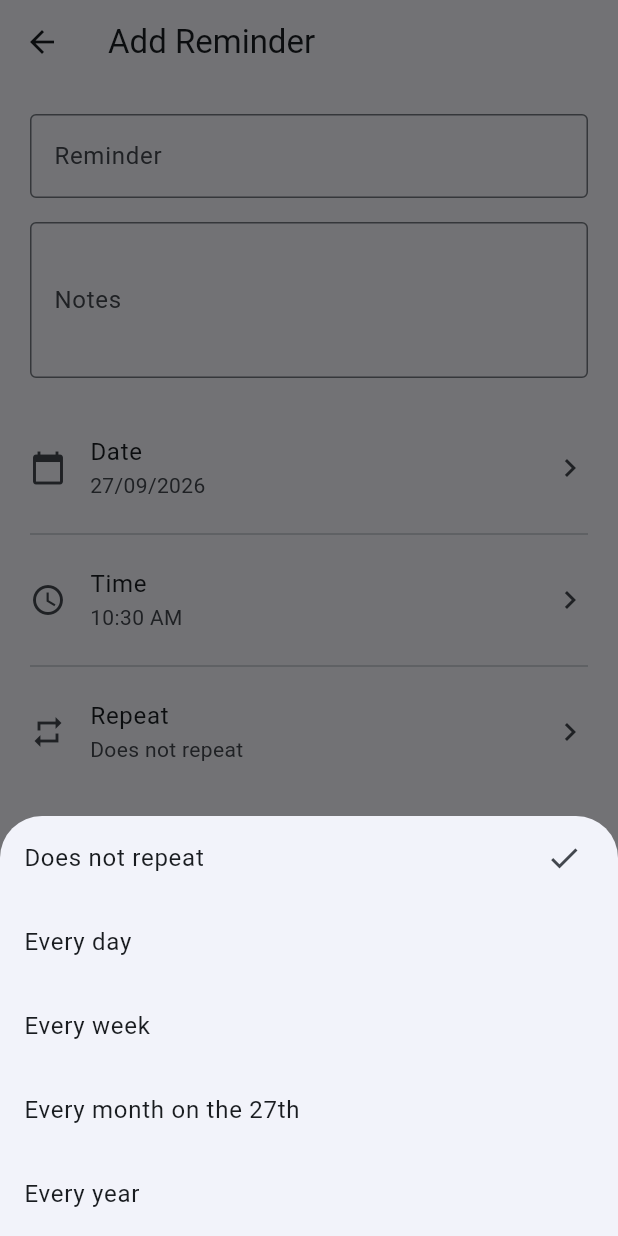
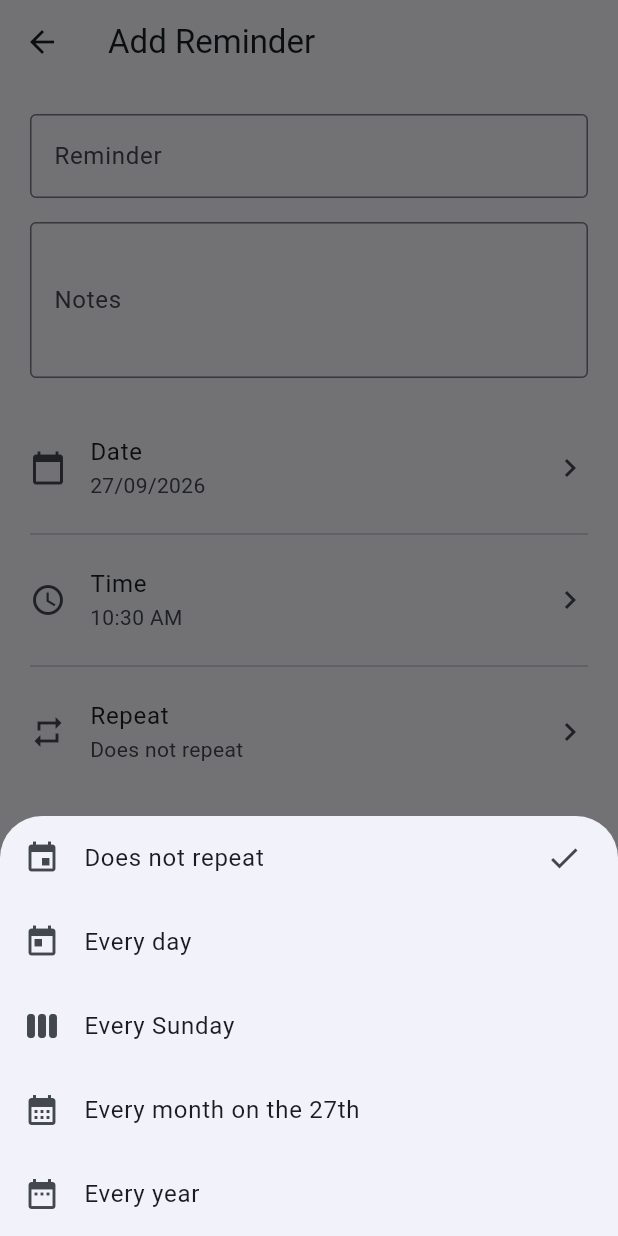
Before and after one commit to ramyadevigu/app_smarana, a Flutter app: the AddReminderScreen screen opened directly, after a tap on "Repeat", on a phone screen of 412 x 824 dp. Run offline on Flutter 3.47's test engine with Material 3 defaults, Android fonts, the phone set to English and light mode, and no system bars; our stand-ins replace shared_preferences; accounts and stored records are empty.

Commit message:
add day of week for weekly reminders

```diff
--- a/lib/features/reminders/screens/add_reminder_screen.dart
+++ b/lib/features/reminders/screens/add_reminder_screen.dart
@@ -23,6 +23,8 @@ class _AddReminderScreenState extends State<AddReminderScreen> {
 
   RecurrenceType _recurrence = RecurrenceType.none;
 
+  int? _selectedDayOfWeek;
+
   bool _isSaving = false;
 
   @override
@@ -46,6 +48,12 @@ class _AddReminderScreenState extends State<AddReminderScreen> {
 
     setState(() {
       _selectedDate = date;
+
+      // If weekly recurrence is already selected,
+      // update the weekday to match the selected date.
+      if (_recurrence == RecurrenceType.weekly) {
+        _selectedDayOfWeek = date.weekday;
+      }
     });
   }
 
@@ -64,6 +72,79 @@ class _AddReminderScreenState extends State<AddReminderScreen> {
     });
   }
 
+  Future<void> _selectRecurrence() async {
+    final selected = await showModalBottomSheet<RecurrenceType>(
+      context: context,
+      builder: (context) {
+        return SafeArea(
+          child: Column(
+            mainAxisSize: MainAxisSize.min,
+            children: RecurrenceType.values.map((type) {
+              return ListTile(
+                leading: Icon(_recurrenceIcon(type)),
+                title: Text(_recurrenceLabel(type)),
+                trailing: type == _recurrence
+                    ? const Icon(Icons.check)
+                    : null,
+                onTap: () {
+                  Navigator.pop(context, type);
+                },
+              );
+            }).toList(),
+          ),
+        );
+      },
+    );
+
+    if (selected == null) {
+      return;
+    }
+
+    setState(() {
+      _recurrence = selected;
+
+      if (selected == RecurrenceType.weekly) {
+        _selectedDayOfWeek = _selectedDayOfWeek ?? _selectedDate.weekday;
+      }
+    });
+
+    if (selected == RecurrenceType.weekly) {
+      await _selectWeekday();
+    }
+  }
+
+  Future<void> _selectWeekday() async {
+    final selected = await showModalBottomSheet<int>(
+      context: context,
+      builder: (context) {
+        return SafeArea(
+          child: Column(
+            mainAxisSize: MainAxisSize.min,
+            children: List.generate(7, (index) {
+              final day = index + 1;
+
+              return ListTile(
+                title: Text(_weekdayName(day)),
+                trailing: day == _selectedDayOfWeek
+                    ? const Icon(Icons.check)
+                    : null,
+                onTap: () {
+                  Navigator.pop(context, day);
+                },
+              );
+            }),
+          ),
+        );
+      },
+    );
+
+    if (selected != null) {
+      setState(() {
+        _selectedDayOfWeek = selected;
+      });
+    }
+  }
+
   Future<void> _saveReminder() async {
     final title = _titleController.text.trim();
 
@@ -71,6 +152,16 @@ class _AddReminderScreenState extends State<AddReminderScreen> {
       ScaffoldMessenger.of(context).showSnackBar(
         const SnackBar(
           content: Text('Please enter a reminder title.'),
+        ),
+      );
+      return;
+    }
+
+    if (_recurrence == RecurrenceType.weekly &&
+        _selectedDayOfWeek == null) {
+      ScaffoldMessenger.of(context).showSnackBar(
+        const SnackBar(
+          content: Text('Please select a weekday.'),
         ),
       );
       return;
@@ -99,6 +190,9 @@ class _AddReminderScreenState extends State<AddReminderScreen> {
         type: _recurrence,
         dayOfMonth: _recurrence == RecurrenceType.monthly
             ? _selectedDate.day
+            : null,
+        dayOfWeek: _recurrence == RecurrenceType.weekly
+            ? _selectedDayOfWeek
             : null,
       ),
       enabled: true,
@@ -137,13 +231,61 @@ class _AddReminderScreenState extends State<AddReminderScreen> {
         return 'Every day';
 
       case RecurrenceType.weekly:
-        return 'Every week';
+        final day = _selectedDayOfWeek ?? _selectedDate.weekday;
+        return 'Every ${_weekdayName(day)}';
 
       case RecurrenceType.monthly:
         return 'Every month on the ${_ordinal(_selectedDate.day)}';
 
       case RecurrenceType.yearly:
         return 'Every year';
+    }
+  }
+
+  IconData _recurrenceIcon(RecurrenceType type) {
+    switch (type) {
+      case RecurrenceType.none:
+        return Icons.event;
+
+      case RecurrenceType.daily:
+        return Icons.today;
+
+      case RecurrenceType.weekly:
+        return Icons.view_week;
+
+      case RecurrenceType.monthly:
+        return Icons.calendar_month;
+
+      case RecurrenceType.yearly:
+        return Icons.date_range;
+    }
+  }
+
+  String _weekdayName(int day) {
+    switch (day) {
+      case DateTime.monday:
+        return 'Monday';
+
+      case DateTime.tuesday:
+        return 'Tuesday';
+
+      case DateTime.wednesday:
+        return 'Wednesday';
+
+      case DateTime.thursday:
+        return 'Thursday';
+
+      case DateTime.friday:
+        return 'Friday';
+
+      case DateTime.saturday:
+        return 'Saturday';
+
+      case DateTime.sunday:
+        return 'Sunday';
+
+      default:
+        return '';
     }
   }
 
@@ -170,7 +312,9 @@ class _AddReminderScreenState extends State<AddReminderScreen> {
   @override
   Widget build(BuildContext context) {
     return Scaffold(
-      appBar: AppBar(title: const Text('Add Reminder')),
+      appBar: AppBar(
+        title: const Text('Add Reminder'),
+      ),
       body: SingleChildScrollView(
         padding: const EdgeInsets.all(20),
         child: Column(
@@ -228,36 +372,25 @@ class _AddReminderScreenState extends State<AddReminderScreen> {
               title: const Text('Repeat'),
               subtitle: Text(_recurrenceLabel(_recurrence)),
               trailing: const Icon(Icons.chevron_right),
-              onTap: () async {
-                final selected = await showModalBottomSheet<RecurrenceType>(
-                  context: context,
-                  builder: (context) {
-                    return SafeArea(
-                      child: Column(
-                        mainAxisSize: MainAxisSize.min,
-                        children: RecurrenceType.values.map((type) {
-                          return ListTile(
-                            title: Text(_recurrenceLabel(type)),
-                            trailing: type == _recurrence
-                                ? const Icon(Icons.check)
-                                : null,
-                            onTap: () {
-                              Navigator.pop(context, type);
-                            },
-                          );
-                        }).toList(),
-                      ),
-                    );
-                  },
-                );
+              onTap: _selectRecurrence,
+            ),
 
-                if (selected != null) {
-                  setState(() {
-                    _recurrence = selected;
-                  });
-                }
-              },
-            ),
+            if (_recurrence == RecurrenceType.weekly) ...[
+              const Divider(),
+
+              ListTile(
+                contentPadding: EdgeInsets.zero,
+                leading: const Icon(Icons.calendar_view_week),
+                title: const Text('Weekday'),
+                subtitle: Text(
+                  _weekdayName(
+                    _selectedDayOfWeek ?? _selectedDate.weekday,
+                  ),
+                ),
+                trailing: const Icon(Icons.chevron_right),
+                onTap: _selectWeekday,
+              ),
+            ],
 
             const SizedBox(height: 32),
 
@@ -270,7 +403,9 @@ class _AddReminderScreenState extends State<AddReminderScreen> {
                     ? const SizedBox(
                         width: 22,
                         height: 22,
-                        child: CircularProgressIndicator(strokeWidth: 2),
+                        child: CircularProgressIndicator(
+                          strokeWidth: 2,
+                        ),
                       )
                     : const Text('Save Reminder'),
               ),
```
